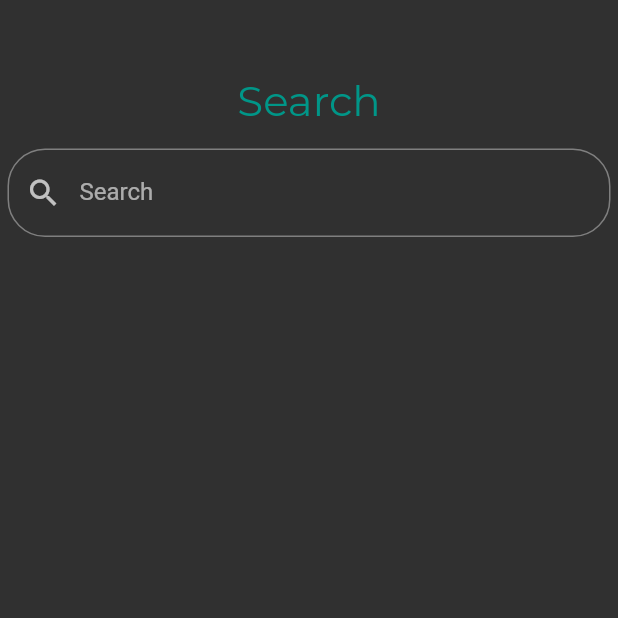
After one commit to AneeshSaripalli/socialite, a Flutter app: the screen it shows after launch, after a tap on the "search" icon, on a phone screen of 412 x 824 dp, the top half of it. The commit adds this screen. Run offline on Flutter 3.47's test engine with Material 2 defaults, Android fonts, the phone set to English and light mode, and no system bars; our stand-ins replace cloud_firestore, random_string; accounts and stored records are empty; project files that could hold a hidden picture were left out.

Commit message:
Added separate ContactSearchPage to search for Contacts. Routing ContactViewPage => ContactSearchPage. Search is currently substring matching.

```diff
--- a/lib/pages/contact_page.dart
+++ b/lib/pages/contact_page.dart
@@ -3,8 +3,8 @@ import 'dart:async';
 import 'package:flutter/material.dart';
 import 'package:random_string/random_string.dart';
 import 'package:socialite/database/firestore/firestore.dart';
+import 'package:socialite/pages/search_page.dart';
 import 'package:socialite/widgets/contact_list.dart';
-import 'package:socialite/widgets/search_bar.dart';
 
 import '../models/contact.dart';
 
@@ -15,10 +15,7 @@ class ContactPage extends StatefulWidget {
 
 class _ContactPageState extends State<ContactPage> {
   List<Contact> contactList;
-  List<Contact> displayList;
   bool needToRefresh = true;
-
-  String searchText = "";
 
   List<Contact> genRandomContacts(int length) {
     List<Contact> cList = List<Contact>();
@@ -44,14 +41,29 @@ class _ContactPageState extends State<ContactPage> {
           "Homie List",
           style: TextStyle(fontFamily: 'Montserrat', fontSize: 18.0),
         ),
+        actions: <Widget>[
+          IconButton(
+            icon: Icon(Icons.search),
+            onPressed: () {
+              print("Fuzzy search pressed");
+              _handleSearchPress(ctx);
+            },
+          )
+        ],
         backgroundColor: Colors.teal,
       ),
     );
   }
 
+  void _handleSearchPress(BuildContext ctx) {
+    Navigator.push(
+        ctx,
+        MaterialPageRoute(
+            builder: (ctx) => ContactSearchPage(contactList: contactList)));
+  }
+
   void _handleAddContactPress(BuildContext ctx) {
     Navigator.pushNamed(ctx, '/add_contact').then((value) {
-      print("Refreshing contact list after popping overlay");
       _updateContactList();
     });
   }
@@ -83,15 +95,6 @@ class _ContactPageState extends State<ContactPage> {
     super.initState();
   }
 
-  void _handleSearchTextChange(String queryText) {
-    print(queryText);
-    setState(() {
-      print("Setting searchText to " + queryText);
-      searchText = queryText;
-      _updateFilterList();
-    });
-  }
-
   Widget _buildBody(BuildContext ctx) {
     Widget optionalContactList;
 
@@ -99,13 +102,7 @@ class _ContactPageState extends State<ContactPage> {
       optionalContactList =
           Center(child: Container(child: CircularProgressIndicator()));
     } else {
-      optionalContactList = Column(children: <Widget>[
-        Container(
-          child: SearchBar(onChanged: _handleSearchTextChange),
-          margin: EdgeInsets.only(bottom: 10, top: 5, left: 3, right: 3),
-        ),
-        Expanded(child: ContactList(contacts: displayList))
-      ]);
+      optionalContactList = ContactList(contacts: contactList);
     }
 
     return Container(
@@ -116,29 +113,7 @@ class _ContactPageState extends State<ContactPage> {
         child: optionalContactList);
   }
 
-  bool _filterFunction(Contact c) {
-    final bool firstName =
-        c.firstName.toLowerCase().contains(searchText.toLowerCase());
-    final bool lastName =
-        c.lastName.toLowerCase().contains(searchText.toLowerCase());
-    final bool phoneNumber =
-        c.phoneNumber.toLowerCase().contains(searchText.toLowerCase());
-
-    return firstName || lastName || phoneNumber;
-  }
-
-  void _updateFilterList() {
-    print("Filtering with search " + searchText);
-    List<Contact> filterList =
-        this.contactList.where((c) => _filterFunction(c)).toList();
-    setState(() {
-      displayList = filterList;
-    });
-  }
-
   Future<void> _updateContactList() async {
-    print("Update contact list called");
-
     List<Map<String, dynamic>> dbData = await FirestoreDB().getContactsFromDB();
     List<Contact> contactList = dbData.map((record) {
       return Contact.fromMap(record);
@@ -146,7 +121,6 @@ class _ContactPageState extends State<ContactPage> {
 
     setState(() {
       this.contactList = contactList;
-      _updateFilterList();
     });
   }
 
--- /dev/null
+++ b/lib/pages/search_page.dart
@@ -0,0 +1,116 @@
+import 'dart:math';
+
+import 'package:flutter/material.dart';
+import 'package:socialite/models/contact.dart';
+import 'package:socialite/widgets/contact.dart';
+import 'package:socialite/widgets/search_bar.dart';
+
+class ContactSearchPage extends StatefulWidget {
+  final List<Contact> contactList;
+
+  ContactSearchPage({@required this.contactList});
+
+  @override
+  State<ContactSearchPage> createState() => _ContactSearchPageState();
+}
+
+class _ContactSearchPageState extends State<ContactSearchPage> {
+  String searchText = "";
+  bool searching = false;
+
+  List<Contact> displayList = [];
+
+  bool _filterFunction(Contact c) {
+    final bool firstName =
+        c.firstName.toLowerCase().contains(searchText.toLowerCase());
+    final bool lastName =
+        c.lastName.toLowerCase().contains(searchText.toLowerCase());
+    final bool phoneNumber =
+        c.phoneNumber.toLowerCase().contains(searchText.toLowerCase());
+
+    return firstName || lastName || phoneNumber;
+  }
+
+  void _updateFilterList() {
+    List<Contact> filterList;
+    if (searching) {
+      filterList = widget.contactList.where((c) => _filterFunction(c)).toList();
+    } else {
+      filterList = [];
+    }
+    setState(() {
+      displayList = filterList;
+    });
+  }
+
+  @override
+  @mustCallSuper
+  void initState() {
+    _updateFilterList();
+    super.initState();
+  }
+
+  ListView _buildListView(BuildContext ctx) {
+    return ListView.builder(
+      itemCount: displayList.length,
+      itemBuilder: (BuildContext context, int index) {
+        ContactWidget ret;
+
+        if (Random().nextInt(2) == 0)
+          ret = ContactWidget(
+              contact: displayList[index],
+              imgURL: 'https://source.unsplash.com/random/144x144');
+        else
+          ret = ContactWidget(
+            contact: displayList[index],
+          );
+
+        return ret;
+      },
+    );
+  }
+
+  void _handleSearchTextChange(String queryText) {
+    String removeSpaces =
+        queryText.replaceAll(new RegExp(r"\s+\b|\b\s|\s|\b"), "");
+    setState(() {
+      searchText = removeSpaces;
+      searching = removeSpaces.length > 0;
+
+      _updateFilterList();
+    });
+  }
+
+  Widget _buildBody(BuildContext ctx) {
+    return Container(
+      alignment: Alignment.center,
+      margin: EdgeInsets.only(top: 50, bottom: 10),
+      child: Column(children: <Widget>[
+        Text(
+          "Search",
+          style: TextStyle(
+              fontFamily: 'Montserrat', fontSize: 28.0, color: Colors.teal),
+        ),
+        SizedBox(height: 10),
+        Container(
+          padding: EdgeInsets.all(5.0),
+          child: SearchBar(
+            onChanged: _handleSearchTextChange,
+          ),
+        ),
+        Container(
+            child: Expanded(
+          child: _buildListView(ctx),
+        ))
+      ]),
+    );
+  }
+
+  @override
+  Widget build(BuildContext context) {
+    print(displayList);
+    return Scaffold(
+      body: _buildBody(context),
+    );
+  }
+}
--- /dev/null
+++ b/lib/string_matching/metaphone/metaphone_imp.dart
@@ -0,0 +1 @@
+class MetaphoneImp {}
```
Also changed, not shown: lib/string_matching/soundex/soundex_imp.dart (added, +74 -0 lines), lib/string_matching/trie/Trie.dart (added, +37 -0 lines), lib/metaphone/metaphone_imp.dart (deleted).
